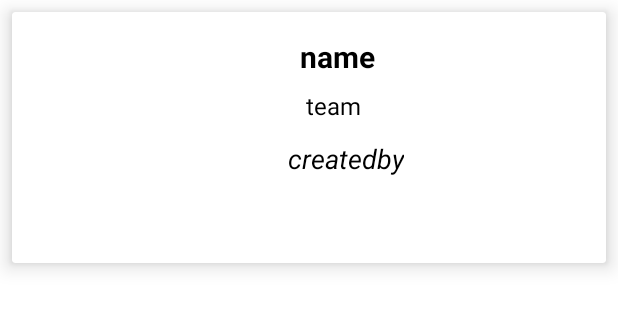
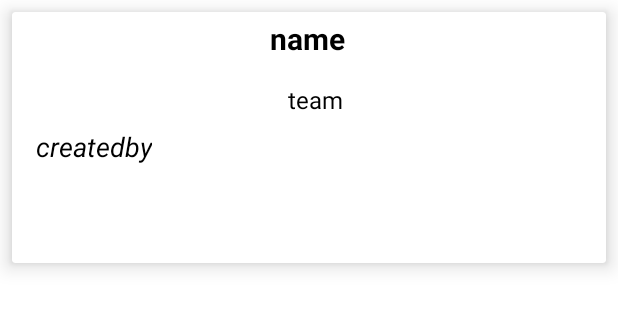
Before and after one commit to abrabr21/Retrofit, an Android app: the layout item_layout.xml on its own in the app's theme, with its tools: preview values and no code run, on a phone screen of 412 x 824 dp. Shown: the top 309 px of the screen. Run offline under Robolectric (Android 15) with nearby library versions, the phone set to English and light mode, and no system bars.

Commit message:
"everything is ready :)"

```diff
--- a/app/src/main/java/com/example/retrofitv1/MainActivity.kt
+++ b/app/src/main/java/com/example/retrofitv1/MainActivity.kt
@@ -45,10 +45,10 @@ class MainActivity : AppCompatActivity() {
             }
 
             override fun onResponse(call: Call<Entity>, response: Response<Entity>) {
-//                adapter = ArticleAdapter(baseContext, response.body() as MutableList<Article>)
+                adapter = ArticleAdapter(baseContext, response.body() as Entity)
                println(response.body())
-//                adapter.notifyDataSetChanged()
-//                binding.recyclerMovieList.adapter = adapter
+                adapter.notifyDataSetChanged()
+                binding.recyclerMovieList.adapter = adapter
 
 
             }
--- a/app/src/main/java/com/example/retrofitv1/pojo/Entity.kt
+++ b/app/src/main/java/com/example/retrofitv1/pojo/Entity.kt
@@ -8,6 +8,6 @@ import retrofit2.Callback
 data class Entity (
     @SerializedName("status") val status:String,
     @SerializedName("totalResults") val totalResults:Int,
-    @SerializedName("articles") var articles:ArrayList<Article>
+    @SerializedName("articles") var articles:List<Article>
 
         )
--- a/app/src/main/res/layout/item_layout.xml
+++ b/app/src/main/res/layout/item_layout.xml
@@ -14,24 +14,22 @@
 
         <ImageView
             android:id="@+id/image_movie"
-            android:layout_width="0dp"
-            android:layout_height="100dp"
+            android:layout_width="135dp"
+            android:layout_height="68dp"
             android:layout_marginEnd="8dp"
-            android:layout_marginRight="8dp"
             app:layout_constraintBottom_toBottomOf="parent"
             app:layout_constraintEnd_toStartOf="@+id/txt_name"
-            app:layout_constraintHorizontal_bias="0.0"
+            app:layout_constraintHorizontal_bias="0.172"
             app:layout_constraintStart_toStartOf="parent"
             app:layout_constraintTop_toTopOf="parent"
-            app:layout_constraintVertical_bias="0.238" />
+            app:layout_constraintVertical_bias="0.04" />
 
         <TextView
             android:id="@+id/txt_name"
             android:layout_width="wrap_content"
             android:layout_height="wrap_content"
-            android:layout_marginStart="192dp"
-            android:layout_marginLeft="192dp"
-            android:layout_marginTop="16dp"
+            android:layout_marginStart="172dp"
+            android:layout_marginTop="4dp"
             android:text="name"
             android:textColor="@android:color/black"
             android:textSize="20sp"
@@ -43,9 +41,8 @@
             android:id="@+id/txt_team"
             android:layout_width="wrap_content"
             android:layout_height="wrap_content"
-            android:layout_marginStart="196dp"
-            android:layout_marginLeft="196dp"
-            android:layout_marginTop="8dp"
+            android:layout_marginStart="184dp"
+            android:layout_marginTop="16dp"
             android:text="team"
             android:textColor="@android:color/black"
             android:textSize="16sp"
@@ -57,9 +54,8 @@
             android:id="@+id/txt_createdby"
             android:layout_width="wrap_content"
             android:layout_height="wrap_content"
-            android:layout_marginStart="184dp"
-            android:layout_marginLeft="184dp"
-            android:layout_marginTop="12dp"
+            android:layout_marginStart="16dp"
+            android:layout_marginTop="8dp"
             android:text="createdby"
             android:textColor="@android:color/black"
             android:textSize="18sp"
```
Also changed, not shown: app/src/main/java/com/example/retrofitv1/adapter/ArticleAdapter.kt (+8 -7 lines), app/src/main/java/com/example/retrofitv1/pojo/Article.kt (+11 -11 lines).
